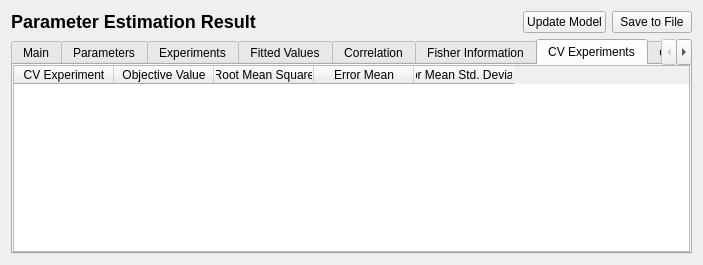
Old version of the form copasi/UI/CQFittingResult.ui in the repository copasi/COPASI.
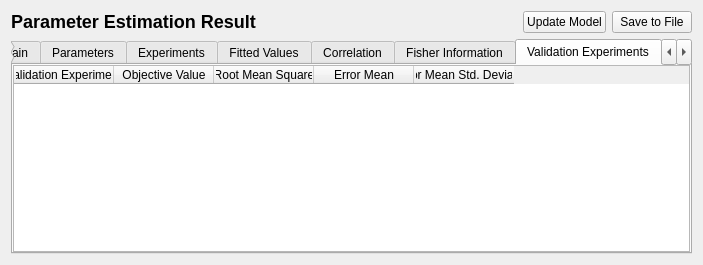
New version of the form. The open tabs and pages were chosen to show the change. Custom widgets are drawn as their Qt base class.

Commit message: Fixed Bug 1827. We now call Validation which was previously named Cross Validation.

```diff
--- a/copasi/UI/CQFittingResult.ui
+++ b/copasi/UI/CQFittingResult.ui
@@ -216,11 +216,11 @@
        <set>QAbstractItemView::NoEditTriggers</set>
       </property>
       <attribute name="title">
-       <string>CV Experiments</string>
+       <string>Validation Experiments</string>
       </attribute>
       <column>
        <property name="text">
-        <string>CV Experiment</string>
+        <string>Validation Experiment</string>
        </property>
       </column>
       <column>
@@ -249,7 +249,7 @@
        <set>QAbstractItemView::NoEditTriggers</set>
       </property>
       <attribute name="title">
-       <string>CV Fitted Values</string>
+       <string>Validation Fitted Values</string>
       </attribute>
       <column>
        <property name="text">
```
Left out of the diff: 21 changed lines with no effect on the pictures. The commit also changes 10 other files.
